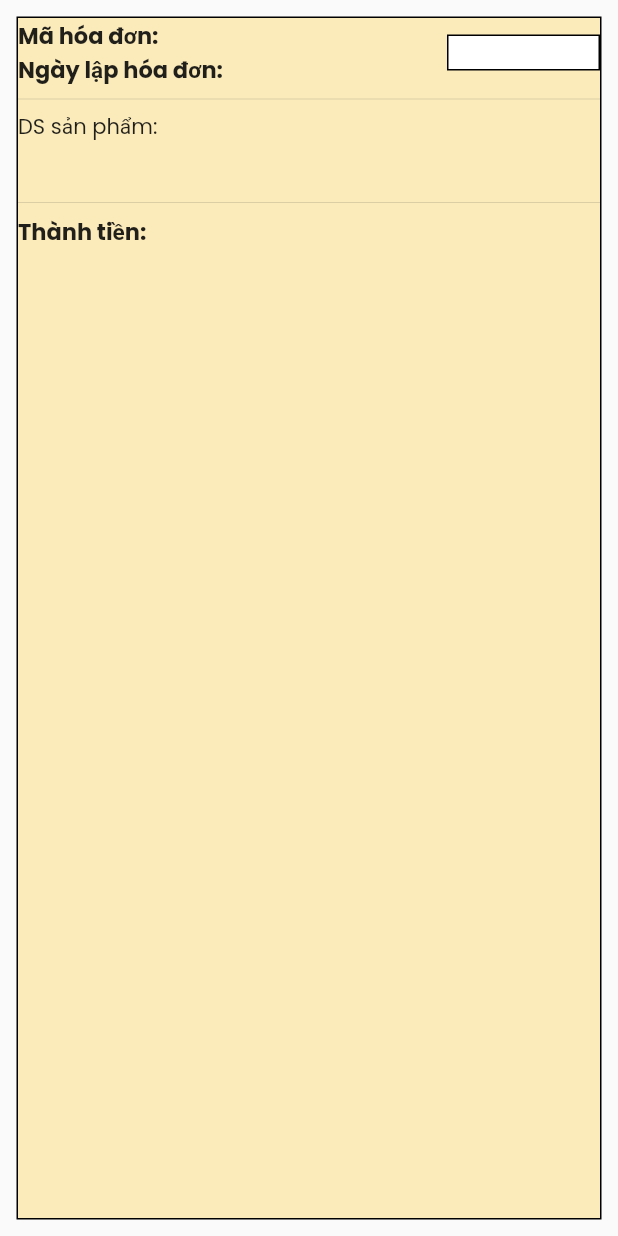
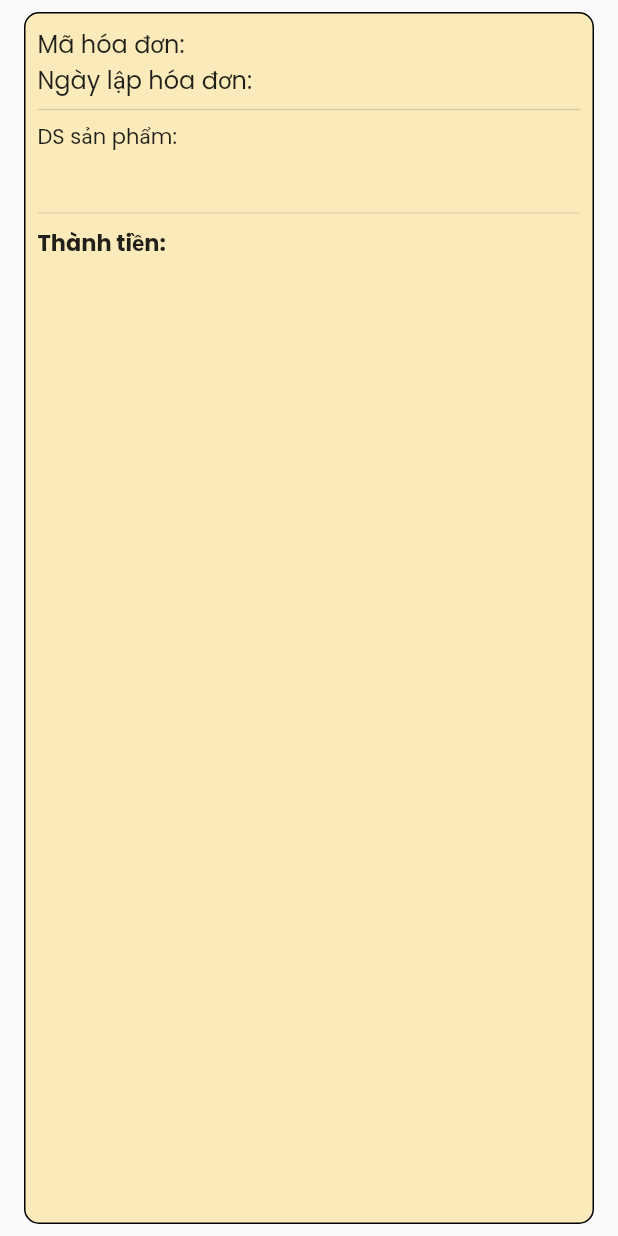
Before and after one commit to doanvanquoc/mobile_shop_app, a Flutter app: what buildOrder() shows on an empty page, opened directly with empty values, on a phone screen of 412 x 824 dp. Run offline on Flutter 3.47's test engine with Material 2 defaults, Android fonts, the phone set to English and light mode, and no system bars; our stand-ins replace google_fonts; network calls fail.

Commit message:
fix chục con bug :((

```diff
--- a/lib/pages/user_profile.dart
+++ b/lib/pages/user_profile.dart
@@ -20,7 +20,7 @@ class UserProfilePage extends StatelessWidget {
             SizedBox(
               height: 20,
             ),
-            Expanded(child: Orders()),
+            Flexible(child: Orders(), fit: FlexFit.loose,),
           ],
         ),
       ),
--- a/lib/widgets/orders.dart
+++ b/lib/widgets/orders.dart
@@ -1,5 +1,4 @@
 import 'package:flutter/material.dart';
-import 'package:mobile_shop_app/main.dart';
 
 class Orders extends StatefulWidget {
   const Orders({super.key});
@@ -49,151 +48,122 @@ class _OrdersState extends State<Orders> with TickerProviderStateMixin {
           child: TabBarView(
             controller: tabController,
             children: [
-              Column(
+              ListView(
                 children: [
                   buildOrder(
                       'B0101',
                       '12/5/2099',
-                      '- Nokia Ultra Plus Infinity \n- Samsung Galaxy DeepDark \n- Con Mèo Mập Địt',
+                      '- Nokia Ultra Plus Infinity \n- Samsung Galaxy DeepDark \n- Xiaomi Redmi Note 6',
                       '20000000',
-                      'Đang Giao'),
+                      'Đang Giao',
+                      context),
                   buildOrder(
                       'A177013',
                       '5/5/2099',
-                      '- Nokia SuS \n- Samsung Galaxy DeepLight \n- Con Mèo Ốm Địt',
+                      '- Nokia SuS \n- Samsung Galaxy DeepLight \n- Iphone 15 Pro Max',
                       '1000',
-                      'Đang Giao')
+                      'Đang Giao',
+                      context),
+                  ElevatedButton(
+                    child: const Text('Tải thêm'),
+                    onPressed: () {},
+                  ),
                 ],
               ),
-              //Code 1 hàm buildOrder thôi, truyền vào các tham số cần thiết, rồi gọi hàm đó trong 3 Widget này (bọc trong Coulmn. 1 Column truyền 2 cái buildOrder)
-              Column(
+              ListView(
                 children: [
                   buildOrder(
                       'D2101',
                       '12/5/2099',
-                      '- Nokia Ultra Plus Infinity \n- Samsung Galaxy DeepDark \n- Con Mèo Mập Địt',
+                      '- Nokia Ultra Plus Infinity \n- Samsung Galaxy DeepDark \n- Xiaomi Redmi Note 6',
                       '20000000',
-                      'Đã Giao'),
+                      'Đã Giao',
+                      context),
                   buildOrder(
                       'E98013',
                       '5/5/2099',
-                      '- Nokia SuS \n- Samsung Galaxy DeepLight \n- Con Mèo Ốm Địt',
+                      '- Nokia SuS \n- Samsung Galaxy DeepLight \n- Iphone 15 Pro Max',
                       '6000',
-                      'Đã Giao')
+                      'Đã Giao',
+                      context),
+                  ElevatedButton(
+                    child: const Text('Tải thêm'),
+                    onPressed: () {},
+                  ),
                 ],
               ),
-              Column(
+              ListView(
                 children: [
                   buildOrder(
                       'B0101',
                       '12/5/2099',
-                      '- Nokia Ultra Plus Infinity \n- Samsung Galaxy DeepDark \n- Con Mèo Mập Địt',
+                      '- Nokia Ultra Plus Infinity \n- Samsung Galaxy DeepDark \n- Iphone 12',
                       '20000000',
-                      'Đã Hủy'),
+                      'Đã Hủy',
+                      context),
                   buildOrder(
                       'A177013',
                       '5/5/2099',
-                      '- Nokia SuS \n- Samsung Galaxy DeepLight \n- Con Mèo Ốm Địt',
+                      '- Nokia SuS \n- Samsung Galaxy DeepLight \n- Iphone 13',
                       '1 Jack',
-                      'Đã Hủy')
+                      'Đã Hủy',
+                      context),
+                  ElevatedButton(
+                    child: const Text('Tải thêm'),
+                    onPressed: () {},
+                  ),
                 ],
               ),
             ],
           ),
         ),
-        ElevatedButton(
-          child: Text('Tải thêm'),
-          onPressed: () {},
-        )
       ],
     );
   }
 }
 
-Widget buildOrder(String ID_Order, String dateOrder, String infoDS,
-    String totalCost, String status) {
-  return Container(
-    padding: EdgeInsets.all(1.0),
-    child: Row(
-      children: <Widget>[
-        Expanded(
-            child: Row(
-          children: <Widget>[
-            Expanded(
+Widget buildOrder(String idOrder, String dateOrder, String infoDS,
+    String totalCost, String status, BuildContext context) {
+  return Padding(
+    padding: const EdgeInsets.symmetric(horizontal: 16, vertical: 8),
     child: Container(
+      padding: const EdgeInsets.all(8),
+      width: double.infinity,
       decoration: BoxDecoration(
         border: Border.all(),
-                  color: Color.fromARGB(245, 251, 234, 184)),
-              margin: EdgeInsets.all(10.0),
+        borderRadius: BorderRadius.circular(10),
+        color: const Color.fromARGB(245, 251, 234, 184),
+      ),
       child: Column(
         mainAxisAlignment: MainAxisAlignment.start,
         crossAxisAlignment: CrossAxisAlignment.start,
         children: [
-                  Row(
-                    children: [
           Text(
-                        "Mã hóa đơn: " +
-                            ID_Order +
-                            "\nNgày lập hóa đơn: " +
-                            dateOrder,
-                        style: TextStyle(
-                            fontSize: 15, fontWeight: FontWeight.bold),
+            "Mã hóa đơn: $idOrder\nNgày lập hóa đơn: $dateOrder",
+            style: Theme.of(context).textTheme.titleMedium,
             overflow: TextOverflow.ellipsis,
           ),
-                      SizedBox(
-                        height: 5.0,
-                      ),
-                      Expanded(
-                          child: Container(
-                        child: Column(
-                            mainAxisAlignment: MainAxisAlignment.start,
-                            crossAxisAlignment: CrossAxisAlignment.end,
-                            children: [
-                              Container(
-                                decoration: BoxDecoration(
-                                    border: Border.all(), color: Colors.white),
-                                child: Column(children: [
-                                  Text(
-                                    status,
-                                    style: TextStyle(
-                                        fontSize: 15,
-                                        fontWeight: FontWeight.bold),
-                                  ),
-                                  SizedBox(
-                                    width: 100,
-                                  )
-                                ]),
-                              )
-                            ]),
-                      ))
-                    ],
-                  ),
-                  const Divider(),
-                  Text("DS sản phẩm:"),
+          const Divider(thickness: 1),
+          const Text("DS sản phẩm:"),
           Text(
             infoDS,
-                    style: TextStyle(fontSize: 15, fontWeight: FontWeight.bold),
+            style: const TextStyle(fontSize: 15, fontWeight: FontWeight.bold),
             overflow: TextOverflow.ellipsis,
           ),
-                  SizedBox(
+          const SizedBox(
             height: 10.0,
           ),
           const Divider(),
           Text(
-                    "Thành tiền: " + totalCost,
-                    style:
-                        TextStyle(fontSize: 15.0, fontWeight: FontWeight.bold),
+            "Thành tiền: $totalCost",
+            style: const TextStyle(fontSize: 15.0, fontWeight: FontWeight.bold),
             overflow: TextOverflow.ellipsis,
           ),
-                  SizedBox(
+          const SizedBox(
             height: 10.0,
           ),
         ],
       ),
-            )),
-          ],
-        ))
-      ],
     ),
   );
 }
--- a/pubspec.yaml
+++ b/pubspec.yaml
@@ -61,8 +61,7 @@ flutter:
 
   # To add assets to your application, add an assets section, like this:
   assets:
-  - assets/img/iPhone12.jpg
-  - assets/img/iPhone14.jpg
+  - assets/img/
 
   # An image asset can refer to one or more resolution-specific "variants", see
   # https://flutter.dev/assets-and-images/#resolution-aware
```
Lines whose indentation alone changed are shown as unchanged.
